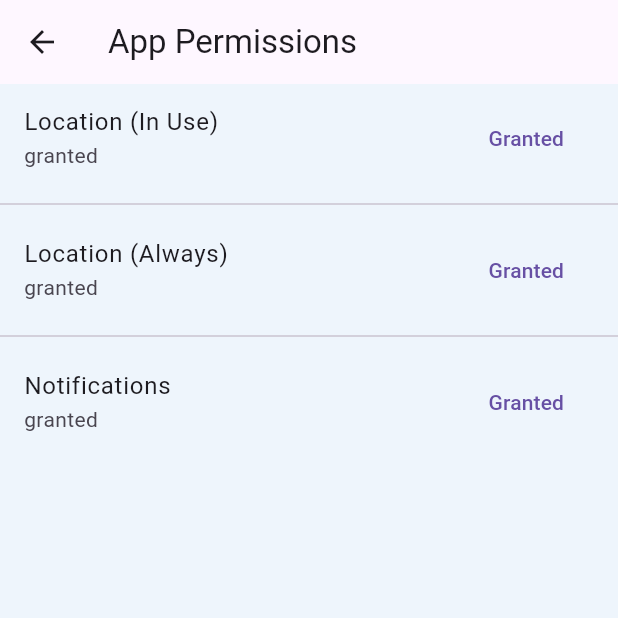
After one commit to fareezj/circle-sync, a Flutter app: the PermissionsSettingsPage screen opened by its route, after a tap on "Granted", on a phone screen of 412 x 824 dp, the top half of it. The commit adds this screen. Run offline on Flutter 3.47's test engine with Material 3 defaults, Android fonts, the phone set to English and light mode, and no system bars; our stand-ins replace cloud_firestore, dartz, firebase_auth, firebase_core, flutter_map, flutter_riverpod and 12 more; missing offline and left inert: dart:ffi, flutter_foreground_task, onesignal_flutter; accounts and stored records are empty; generated files the repository leaves out were written again.

Commit message:
added permission page

```diff
--- a/lib/features/account/presentation/pages/account_page.dart
+++ b/lib/features/account/presentation/pages/account_page.dart
@@ -49,6 +49,10 @@ class _AccountPageState extends ConsumerState<AccountPage> {
                   TextWidgets.mainBold(title: pageState.name),
                   SizedBox(height: 16.0),
                   TextWidgets.mainBold(title: pageState.email),
+                  ElevatedButton(
+                      onPressed: () =>
+                          Navigator.pushNamed(context, '/permissionSettings'),
+                      child: Text('permission')),
                   SizedBox(height: 50.0),
                   IconButton(
                     icon: Row(
--- /dev/null
+++ b/lib/features/account/presentation/pages/permission_settings_page.dart
@@ -0,0 +1,109 @@
+import 'package:flutter/material.dart';
+import 'package:permission_handler/permission_handler.dart';
+
+class PermissionsSettingsPage extends StatefulWidget {
+  const PermissionsSettingsPage({super.key});
+
+  @override
+  _PermissionsSettingsPageState createState() =>
+      _PermissionsSettingsPageState();
+}
+
+class _PermissionsSettingsPageState extends State<PermissionsSettingsPage>
+    with WidgetsBindingObserver {
+  // 1. List out exactly the permissions your app cares about:
+  final List<Permission> _trackedPermissions = [
+    Permission.locationWhenInUse,
+    Permission.locationAlways,
+    Permission.notification, // Android 13+ & iOS
+    // …add any other perms you request
+  ];
+
+  // 2. Keep a map of current statuses:
+  Map<Permission, PermissionStatus> _statuses = {};
+
+  @override
+  void initState() {
+    super.initState();
+    WidgetsBinding.instance.addObserver(this);
+    _refreshStatuses();
+  }
+
+  @override
+  void dispose() {
+    WidgetsBinding.instance.removeObserver(this);
+    super.dispose();
+  }
+
+  // 3. If the user flips back from Settings, re-query on resume:
+  @override
+  void didChangeAppLifecycleState(AppLifecycleState state) {
+    if (state == AppLifecycleState.resumed) {
+      _refreshStatuses();
+    }
+  }
+
+  Future<void> _refreshStatuses() async {
+    final statuses = <Permission, PermissionStatus>{};
+    for (final perm in _trackedPermissions) {
+      statuses[perm] = await perm.status;
+    }
+    setState(() => _statuses = statuses);
+  }
+
+  String _prettyName(Permission perm) {
+    switch (perm) {
+      case Permission.locationWhenInUse:
+        return 'Location (In Use)';
+      case Permission.locationAlways:
+        return 'Location (Always)';
+      case Permission.notification:
+        return 'Notifications';
+      default:
+        return perm.toString().split('.').last;
+    }
+  }
+
+  @override
+  Widget build(BuildContext ctx) {
+    return Scaffold(
+      appBar: AppBar(title: Text('App Permissions')),
+      body: RefreshIndicator(
+        onRefresh: _refreshStatuses,
+        child: ListView.separated(
+          physics: AlwaysScrollableScrollPhysics(),
+          itemCount: _trackedPermissions.length,
+          separatorBuilder: (_, __) => Divider(),
+          itemBuilder: (_, i) {
+            final perm = _trackedPermissions[i];
+            final status = _statuses[perm] ?? PermissionStatus.denied;
+            return ListTile(
+              title: Text(_prettyName(perm)),
+              subtitle: Text(status.toString().split('.').last),
+              trailing: _buildActionButton(perm, status),
+            );
+          },
+        ),
+      ),
+    );
+  }
+
+  Widget _buildActionButton(Permission perm, PermissionStatus status) {
+    // If permanently denied, send them to Settings:
+    if (status == PermissionStatus.permanentlyDenied ||
+        status == PermissionStatus.restricted) {
+      return TextButton(
+        onPressed: openAppSettings,
+        child: Text('Open Settings'),
+      );
+    }
+    // Otherwise let them tap to (re-)request:
+    return TextButton(
+      onPressed: () async {
+        final newStatus = await perm.request();
+        setState(() => _statuses[perm] = newStatus);
+      },
+      child: Text(status.isGranted ? 'Granted' : 'Request'),
+    );
+  }
+}
--- a/lib/route_generator.dart
+++ b/lib/route_generator.dart
@@ -1,3 +1,4 @@
+import 'package:circle_sync/features/account/presentation/pages/permission_settings_page.dart';
 import 'package:circle_sync/features/circles/presentation/pages/circles_page.dart';
 import 'package:circle_sync/features/authentication/presentation/pages/login_page.dart';
 import 'package:circle_sync/features/base/presentation/pages/main_screen.dart';
@@ -16,6 +17,7 @@ class RouteGenerator {
   static const String mapPage = '/mapPage';
   static const String usersPage = '/usersPage';
   static const String circlePage = '/circlePage';
+  static const String permissionSettings = '/permissionSettings';
 
   static Route<dynamic> generateRoute(RouteSettings settings) {
     switch (settings.name) {
@@ -23,6 +25,9 @@ class RouteGenerator {
         return MaterialPageRoute(builder: (_) => const MainPage());
       case RouteGenerator.loginPage:
         return MaterialPageRoute(builder: (_) => const LoginPage());
+      case RouteGenerator.permissionSettings:
+        return MaterialPageRoute(
+            builder: (_) => const PermissionsSettingsPage());
       case RouteGenerator.registerPage:
         return MaterialPageRoute(builder: (_) => const RegisterPage());
       case RouteGenerator.circlePage:
```
